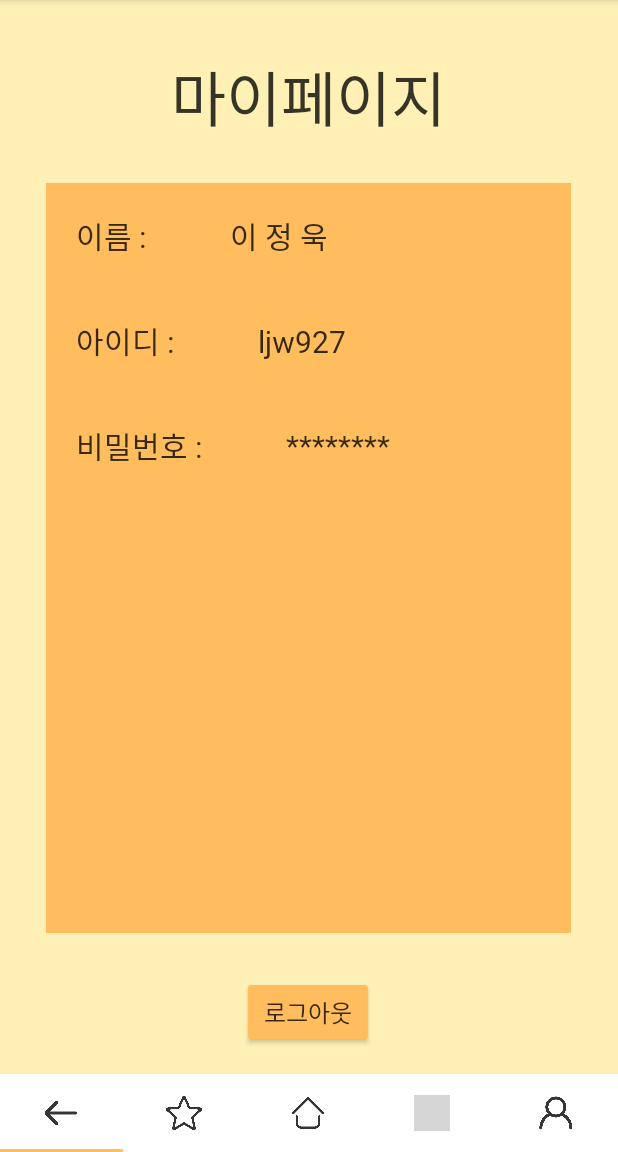
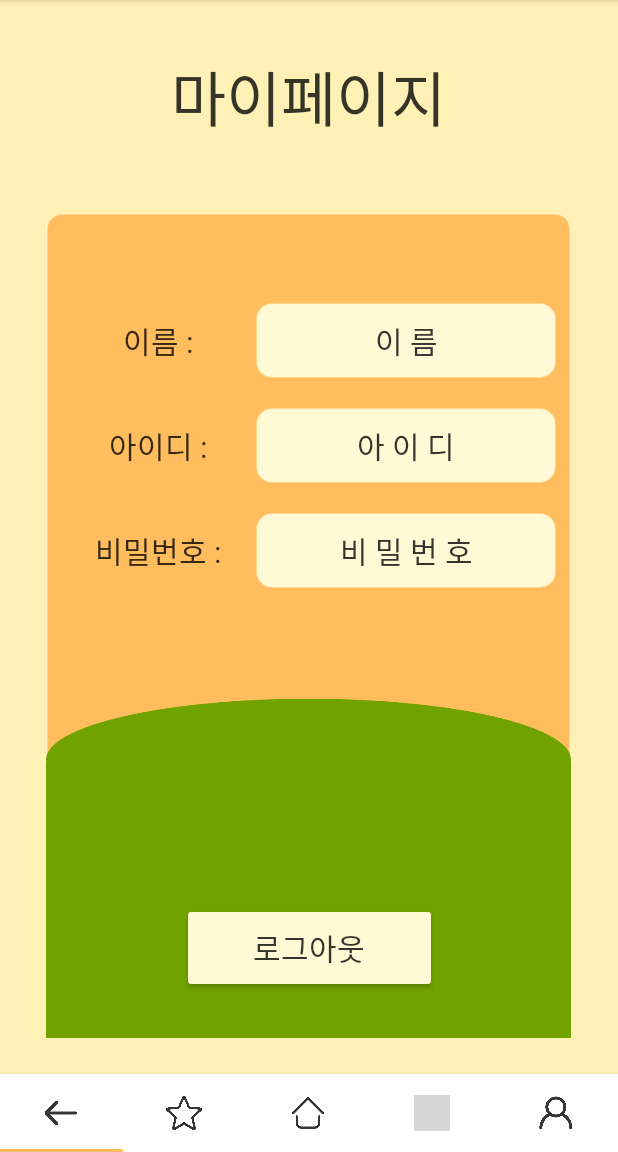
Before and after one commit to legowww/TTO-app, an Android app: the Mypage screen opened directly, with no data from a screen before it, on a phone screen of 412 x 824 dp, the part 84-1236 px from its top. Run offline under Robolectric (Android 15) with nearby library versions, the phone set to English and light mode, and no system bars; grey boxes are pictures that could not be loaded.

Commit message:
version 1.2.4 - Design modified

```diff
--- a/front/MyApplication_luis/app/src/main/java/com/example/myapplication/Mypage.kt
+++ b/front/MyApplication_luis/app/src/main/java/com/example/myapplication/Mypage.kt
@@ -1,9 +1,17 @@
 package com.example.myapplication
 
 import android.content.Intent
+import android.graphics.Bitmap
+import android.graphics.Canvas
+import android.graphics.Color
+import android.graphics.drawable.BitmapDrawable
+import android.graphics.drawable.ShapeDrawable
+import android.graphics.drawable.shapes.OvalShape
+import android.graphics.drawable.shapes.RectShape
 import androidx.appcompat.app.AppCompatActivity
 import android.os.Bundle
 import android.widget.Button
+import android.widget.ImageView
 import android.widget.TextView
 import android.widget.Toast
 import com.example.dto.Favorite
@@ -23,6 +31,24 @@ class Mypage : AppCompatActivity() {
     override fun onCreate(savedInstanceState: Bundle?) {
         super.onCreate(savedInstanceState)
         setContentView(R.layout.activity_my_page)
+
+        val imageV : (ImageView) = findViewById(R.id.imageV)
+        val bitmap: Bitmap = Bitmap.createBitmap(1100, 1000, Bitmap.Config.ARGB_8888)
+        val canvas: Canvas = Canvas(bitmap)
+
+        var shapeDrawable: ShapeDrawable
+
+        shapeDrawable = ShapeDrawable(RectShape())
+        shapeDrawable.setBounds( 0, 365, 1100, 1000)
+        shapeDrawable.getPaint().setColor(Color.parseColor("#71a300"))
+        shapeDrawable.draw(canvas)
+
+        shapeDrawable = ShapeDrawable(OvalShape())
+        shapeDrawable.setBounds( 0, 220, 1100, 500)
+        shapeDrawable.getPaint().setColor(Color.parseColor("#71a300"))
+        shapeDrawable.draw(canvas)
+
+        imageV.background = BitmapDrawable(getResources(), bitmap)
 
         //val back = Intent(this,MainActivity::class.java)
         val star = Intent(this,Favorites::class.java)
--- a/front/MyApplication_luis/app/src/main/res/layout/activity_detail.xml
+++ b/front/MyApplication_luis/app/src/main/res/layout/activity_detail.xml
@@ -91,26 +91,18 @@
 
     <Button
         android:id="@+id/alarm"
-        android:layout_width="wrap_content"
-        android:layout_height="wrap_content"
-        android:text="알람설정"
+        android:layout_width="200dp"
+        android:layout_height="55dp"
+        android:text="알 람 설 정"
+        android:fontFamily="@font/jalnan"
+        android:backgroundTint="@color/green"
+        android:textColor="@color/yellow"
+        android:textSize="20dp"
+        android:textStyle="bold"
         app:layout_constraintBottom_toBottomOf="@+id/tabs"
         app:layout_constraintEnd_toEndOf="parent"
-        app:layout_constraintHorizontal_bias="0.25"
         app:layout_constraintStart_toStartOf="parent"
         app:layout_constraintTop_toTopOf="parent"
-        app:layout_constraintVertical_bias="0.866" />
-
-    <Button
-        android:id="@+id/favorite"
-        android:layout_width="wrap_content"
-        android:layout_height="wrap_content"
-        android:text="즐겨찾기"
-        app:layout_constraintBottom_toBottomOf="@+id/tabs"
-        app:layout_constraintEnd_toEndOf="parent"
-        app:layout_constraintHorizontal_bias="0.75"
-        app:layout_constraintStart_toStartOf="parent"
-        app:layout_constraintTop_toTopOf="parent"
-        app:layout_constraintVertical_bias="0.866" />
+        app:layout_constraintVertical_bias="0.872" />
 
 </androidx.constraintlayout.widget.ConstraintLayout>
--- a/front/MyApplication_luis/app/src/main/res/layout/activity_my_page.xml
+++ b/front/MyApplication_luis/app/src/main/res/layout/activity_my_page.xml
@@ -7,22 +7,6 @@
     tools:context=".Mypage"
     android:background="@color/background">
 
-
-    <Button
-        android:id="@+id/logout"
-        android:layout_width="wrap_content"
-        android:layout_height="wrap_content"
-        android:backgroundTint="@color/orange"
-        android:fontFamily="@font/jalnan"
-        android:text="로그아웃"
-        android:textColor="@color/black"
-        android:textSize="16dp"
-        app:layout_constraintBottom_toBottomOf="@+id/tabs"
-        app:layout_constraintEnd_toEndOf="parent"
-        app:layout_constraintHorizontal_bias="0.498"
-        app:layout_constraintStart_toStartOf="parent"
-        app:layout_constraintTop_toTopOf="parent"
-        app:layout_constraintVertical_bias="0.904" />
 
     <TextView
         android:id="@+id/mypage"
@@ -43,49 +27,113 @@
     <LinearLayout
         android:id="@+id/linearLayout"
         android:layout_width="350dp"
-        android:layout_height="500dp"
-        android:background="@color/orange"
+        android:layout_height="550dp"
+        android:background="@drawable/search_bg"
         android:orientation="vertical"
         app:layout_constraintBottom_toBottomOf="parent"
         app:layout_constraintEnd_toEndOf="parent"
         app:layout_constraintHorizontal_bias="0.491"
         app:layout_constraintStart_toStartOf="parent"
         app:layout_constraintTop_toTopOf="parent"
-        app:layout_constraintVertical_bias="0.454">
+        app:layout_constraintVertical_bias="0.65">
+
+        <LinearLayout
+            android:layout_width="match_parent"
+            android:layout_height="70dp"
+            android:orientation="horizontal"
+            android:gravity="center"
+            android:layout_marginTop="50dp"
+            app:layout_constraintEnd_toEndOf="parent"
+            app:layout_constraintStart_toStartOf="parent">
+
+            <TextView
+                android:layout_width="130dp"
+                android:layout_height="50dp"
+                android:fontFamily="@font/jalnan"
+                android:gravity="center"
+                android:text="이름 :"
+                android:textColor="@color/black"
+                android:textSize="20dp"/>
+
+            <TextView
+                android:layout_width="200dp"
+                android:layout_height="50dp"
+                android:fontFamily="@font/jalnan"
+                android:gravity="center"
+                android:background="@drawable/custom_input"
+                android:text="이 름"
+                android:textColor="@color/black"
+                android:textSize="20dp"/>
+        </LinearLayout>
+
+        <LinearLayout
+            android:layout_width="match_parent"
+            android:layout_height="70dp"
+            android:orientation="horizontal"
+            android:gravity="center"
+            app:layout_constraintEnd_toEndOf="parent"
+            app:layout_constraintStart_toStartOf="parent">
+
+            <TextView
+                android:layout_width="130dp"
+                android:layout_height="50dp"
+                android:fontFamily="@font/jalnan"
+                android:gravity="center"
+                android:text="아이디 :"
+                android:textColor="@color/black"
+                android:textSize="20dp"/>
+
+            <TextView
+                android:layout_width="200dp"
+                android:layout_height="50dp"
+                android:fontFamily="@font/jalnan"
+                android:gravity="center"
+                android:background="@drawable/custom_input"
+                android:text="아 이 디"
+                android:textColor="@color/black"
+                android:textSize="20dp"/>
+        </LinearLayout>
+
+        <LinearLayout
+            android:layout_width="match_parent"
+            android:layout_height="70dp"
+            android:orientation="horizontal"
+            android:gravity="center"
+            app:layout_constraintEnd_toEndOf="parent"
+            app:layout_constraintStart_toStartOf="parent">
+
+            <TextView
+                android:layout_width="130dp"
+                android:layout_height="50dp"
+                android:fontFamily="@font/jalnan"
+                android:gravity="center"
+                android:text="비밀번호 :"
+                android:textColor="@color/black"
+                android:textSize="20dp"/>
+
+            <TextView
+                android:layout_width="200dp"
+                android:layout_height="50dp"
+                android:fontFamily="@font/jalnan"
+                android:gravity="center"
+                android:background="@drawable/custom_input"
+                android:text="비 밀 번 호"
+                android:textColor="@color/black"
+                android:textSize="20dp"/>
+        </LinearLayout>
+
+        <ImageView
+            android:id="@+id/imageV"
+            android:layout_width="wrap_content"
+            android:layout_height="wrap_content"
+            android:translationZ="-1dp"
+            app:layout_constraintBottom_toBottomOf="parent"
+            app:layout_constraintEnd_toEndOf="parent"
+            app:layout_constraintStart_toStartOf="parent"
+            app:layout_constraintTop_toTopOf="parent"
+            app:layout_constraintVertical_bias="1" />
 
 
-        <TextView
-            android:id="@+id/nameTextView"
-            android:layout_width="match_parent"
-            android:layout_height="70dp"
-            android:fontFamily="@font/jalnan"
-            android:gravity="center_vertical"
-            android:padding="20dp"
-            android:text="이름 :            이 정 욱"
-            android:textColor="@color/black"
-            android:textSize="20dp" />
-
-        <TextView
-            android:id="@+id/idTextView"
-            android:layout_width="match_parent"
-            android:layout_height="70dp"
-            android:fontFamily="@font/jalnan"
-            android:gravity="center_vertical"
-            android:padding="20dp"
-            android:text="아이디 :            ljw927"
-            android:textColor="@color/black"
-            android:textSize="20dp" />
-
-        <TextView
-            android:id="@+id/textView5"
-            android:layout_width="match_parent"
-            android:layout_height="70dp"
-            android:fontFamily="@font/jalnan"
-            android:gravity="center_vertical"
-            android:padding="20dp"
-            android:text="비밀번호 :            ********"
-            android:textColor="@color/black"
-            android:textSize="20dp" />
 
     </LinearLayout>
 
@@ -139,5 +187,20 @@
 
     </com.google.android.material.tabs.TabLayout>
 
+    <Button
+        android:id="@+id/logout"
+        android:layout_width="170dp"
+        android:layout_height="60dp"
+        android:backgroundTint="@color/inputText"
+        android:fontFamily="@font/jalnan"
+        android:text="로그아웃"
+        android:textColor="@color/black"
+        android:textSize="20dp"
+        app:layout_constraintBottom_toBottomOf="parent"
+        app:layout_constraintEnd_toEndOf="parent"
+        app:layout_constraintStart_toStartOf="parent"
+        app:layout_constraintTop_toTopOf="parent"
+        app:layout_constraintVertical_bias="0.85"/>
+
 
 </androidx.constraintlayout.widget.ConstraintLayout>
```
